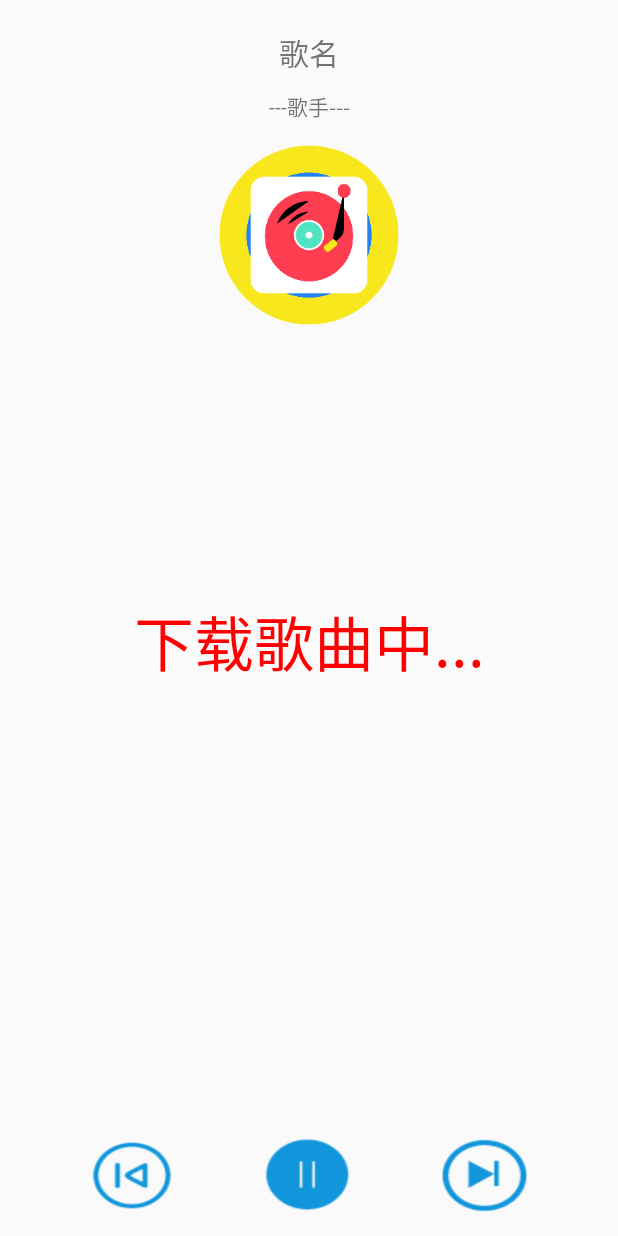
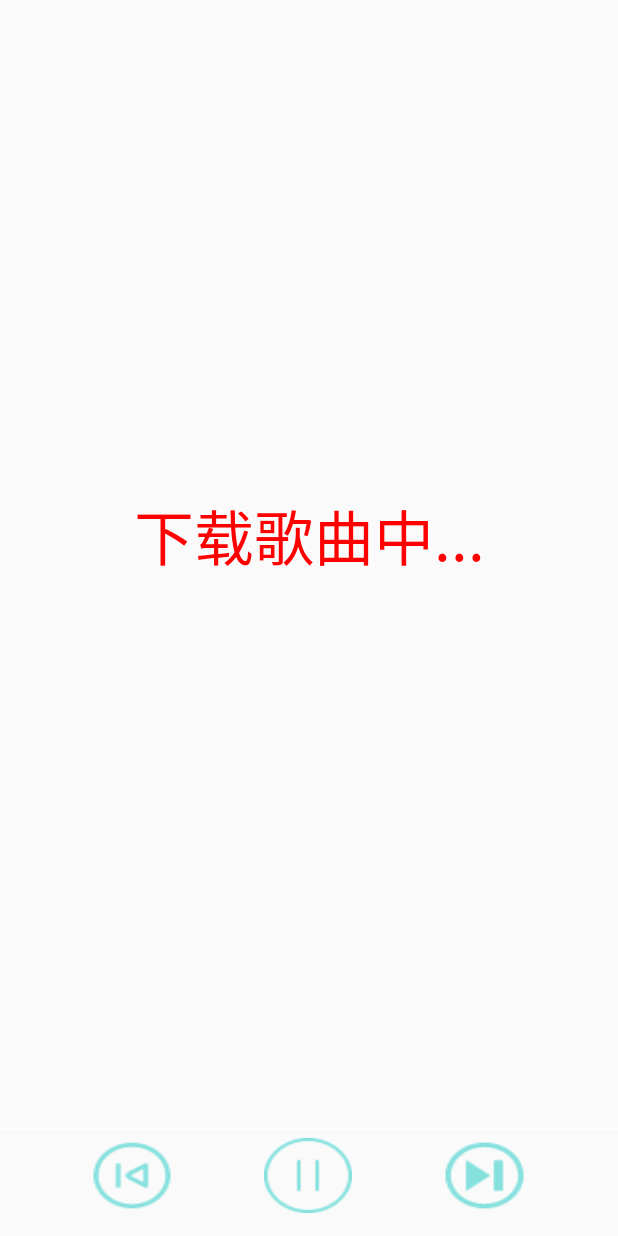
Before and after one commit to gyadministrator/MusicGame, an Android app: the layout activity_lrc.xml on its own in the app's theme, with its tools: preview values and no code run, on a phone screen of 412 x 824 dp. Run offline under Robolectric (Android 15) with nearby library versions, the phone set to English and light mode, and no system bars.

Commit message:
更改了歌词界面。

```diff
--- a/app/src/main/java/utils/MusicUtils.java
+++ b/app/src/main/java/utils/MusicUtils.java
@@ -35,7 +35,7 @@ public class MusicUtils {
             mediaPlayer.setOnCompletionListener(new MediaPlayer.OnCompletionListener() {
                 @Override
                 public void onCompletion(MediaPlayer mediaPlayer) {
-
+                    mediaPlayer.stop();
                 }
             });
             mediaPlayer.setOnErrorListener(new MediaPlayer.OnErrorListener() {
--- a/app/src/main/java/view/impl/LrcView.java
+++ b/app/src/main/java/view/impl/LrcView.java
@@ -60,7 +60,7 @@ public class LrcView extends View implements ILrcView {
     /**
      * 不高亮歌词的字体颜色为白色
      */
-    private int mNormalRowColor = Color.WHITE;
+    private int mNormalRowColor = Color.GREEN;
 
     /**
      * 拖动歌词时，在当前高亮歌词下面的一条直线的字体颜色
--- a/app/src/main/res/layout/activity_lrc.xml
+++ b/app/src/main/res/layout/activity_lrc.xml
@@ -1,6 +1,5 @@
 <?xml version="1.0" encoding="utf-8"?>
 <LinearLayout xmlns:android="http://schemas.android.com/apk/res/android"
-    xmlns:app="http://schemas.android.com/apk/res-auto"
     xmlns:tools="http://schemas.android.com/tools"
     android:id="@+id/lin_bg"
     android:layout_width="match_parent"
@@ -21,7 +20,7 @@
         android:layout_height="wrap_content"
         android:layout_gravity="center"
         android:gravity="center"
-        android:text="歌名"
+        android:textColor="@color/txt_color_pressed"
         android:textSize="20sp" />
 
     <TextView
@@ -31,16 +30,7 @@
         android:layout_gravity="center"
         android:layout_marginTop="10dp"
         android:gravity="center"
-        android:text="---歌手---" />
-
-    <view.CircleImageView
-        android:id="@+id/lrc_img"
-        android:layout_width="120dp"
-        android:layout_height="120dp"
-        android:layout_gravity="center"
-        android:layout_marginTop="15dp"
-        android:background="@mipmap/music_icon"
-        android:contentDescription="TODO" />
+        android:textColor="@color/txt_color_pressed" />
 
     <view.impl.LrcView
         android:id="@+id/lrcView"
@@ -48,34 +38,10 @@
         android:layout_height="0dp"
         android:layout_weight="1" />
 
-    <LinearLayout
+    <TextView
         android:layout_width="match_parent"
-        android:layout_height="wrap_content"
-        android:layout_margin="10dp"
-        android:orientation="horizontal"
-        android:visibility="gone">
-
-        <TextView
-            android:id="@+id/lrc_start"
-            android:layout_width="wrap_content"
-            android:layout_height="wrap_content"
-            android:layout_gravity="center"
-            android:text="@string/default_time" />
-
-        <SeekBar
-            android:id="@+id/seekBar"
-            android:layout_width="0dp"
-            android:layout_height="wrap_content"
-            android:layout_margin="10dp"
-            android:layout_weight="1" />
-
-        <TextView
-            android:id="@+id/lrc_end"
-            android:layout_width="wrap_content"
-            android:layout_height="wrap_content"
-            android:layout_gravity="center"
-            android:text="@string/default_time" />
-    </LinearLayout>
+        android:layout_height="0.5dp"
+        android:background="#FFFFFF" />
 
     <LinearLayout
         android:layout_width="match_parent"
```
Also changed, not shown: app/src/main/java/com/example/gy/musicgame/ListenMainActivity.java (+0 -38 lines), app/src/main/java/com/example/gy/musicgame/LrcActivity.java (+23 -121 lines), app/src/main/java/com/example/gy/musicgame/RecentActivity.java (+9 -12 lines), app/src/main/res/drawable-hdpi/info.png, app/src/main/res/drawable-hdpi/info_pressed.png, app/src/main/res/mipmap-hdpi/music_next.png (added), app/src/main/res/mipmap-hdpi/music_play.png (added), app/src/main/res/mipmap-hdpi/music_pre.png (added), app/src/main/res/mipmap-hdpi/music_stop.png (added), app/src/main/res/mipmap-mdpi/music_next.png (deleted), app/src/main/res/mipmap-mdpi/music_play.png (deleted), app/src/main/res/mipmap-mdpi/music_pre.png (deleted), app/src/main/res/mipmap-mdpi/music_stop.png (deleted).
